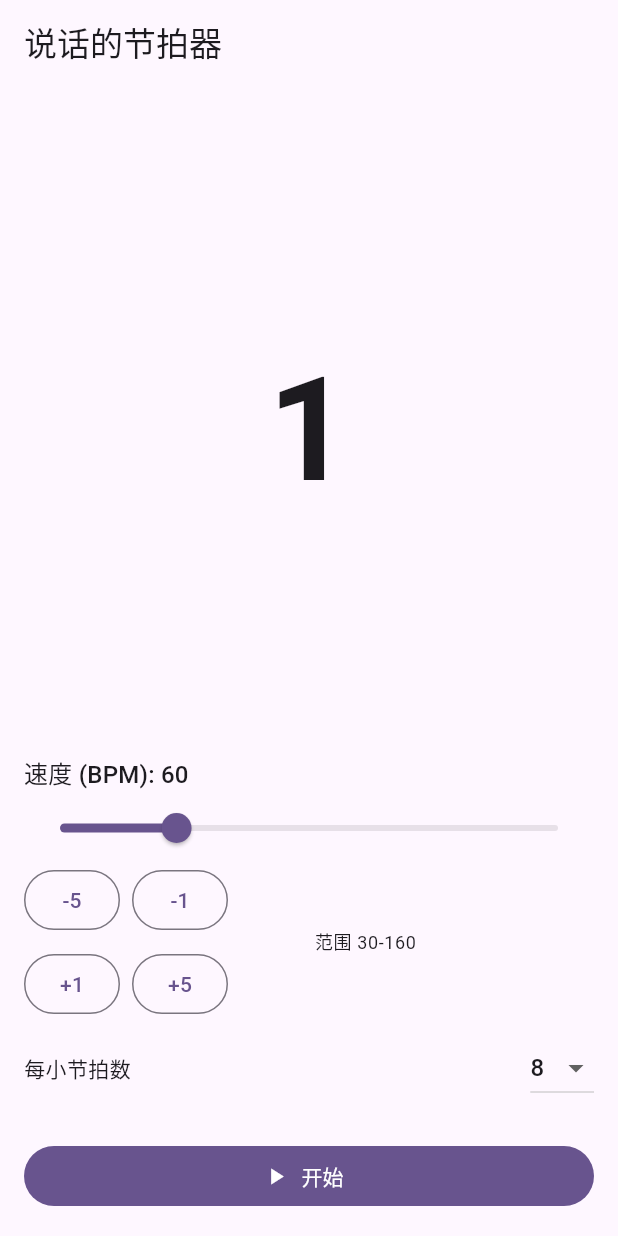
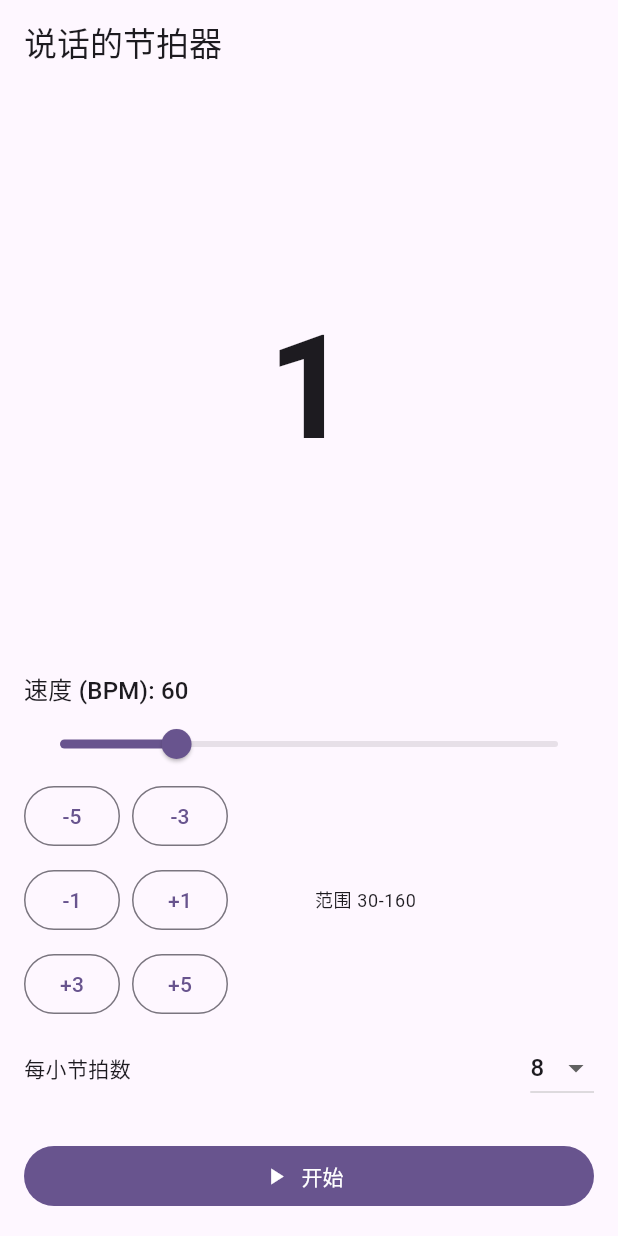
Before and after one commit to jbj88817/SpeakBeat, a Flutter app: the screen it shows after launch, on a phone screen of 412 x 824 dp. Run offline on Flutter 3.47's test engine with Material 3 defaults, Android fonts, the phone set to English and light mode, and no system bars; our stand-ins replace flutter_tts.

Commit message:
feat(ui): add -3 and +3 BPM step buttons

```diff
--- a/lib/main.dart
+++ b/lib/main.dart
@@ -251,12 +251,20 @@ class _SpeakBeatHomePageState extends State<SpeakBeatHomePage> {
                         child: const Text('-5'),
                       ),
                       OutlinedButton(
+                        onPressed: () => _updateBpm((_bpm - 3).toDouble()),
+                        child: const Text('-3'),
+                      ),
+                      OutlinedButton(
                         onPressed: () => _updateBpm((_bpm - 1).toDouble()),
                         child: const Text('-1'),
                       ),
                       OutlinedButton(
                         onPressed: () => _updateBpm((_bpm + 1).toDouble()),
                         child: const Text('+1'),
+                      ),
+                      OutlinedButton(
+                        onPressed: () => _updateBpm((_bpm + 3).toDouble()),
+                        child: const Text('+3'),
                       ),
                       OutlinedButton(
                         onPressed: () => _updateBpm((_bpm + 5).toDouble()),
```
